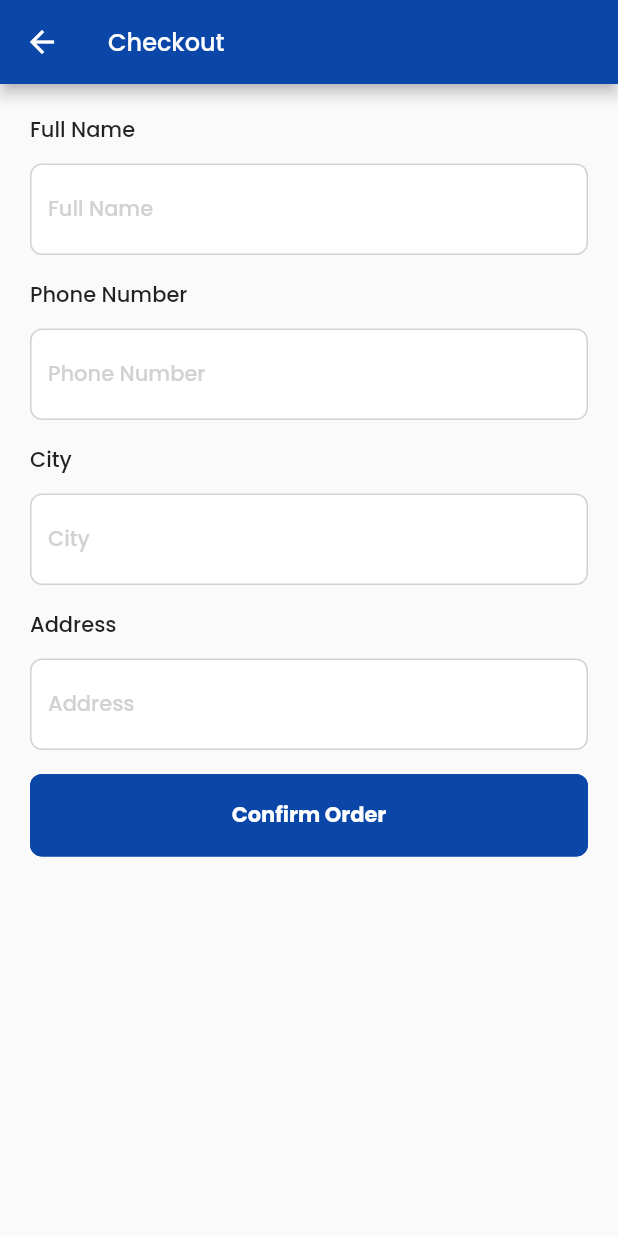
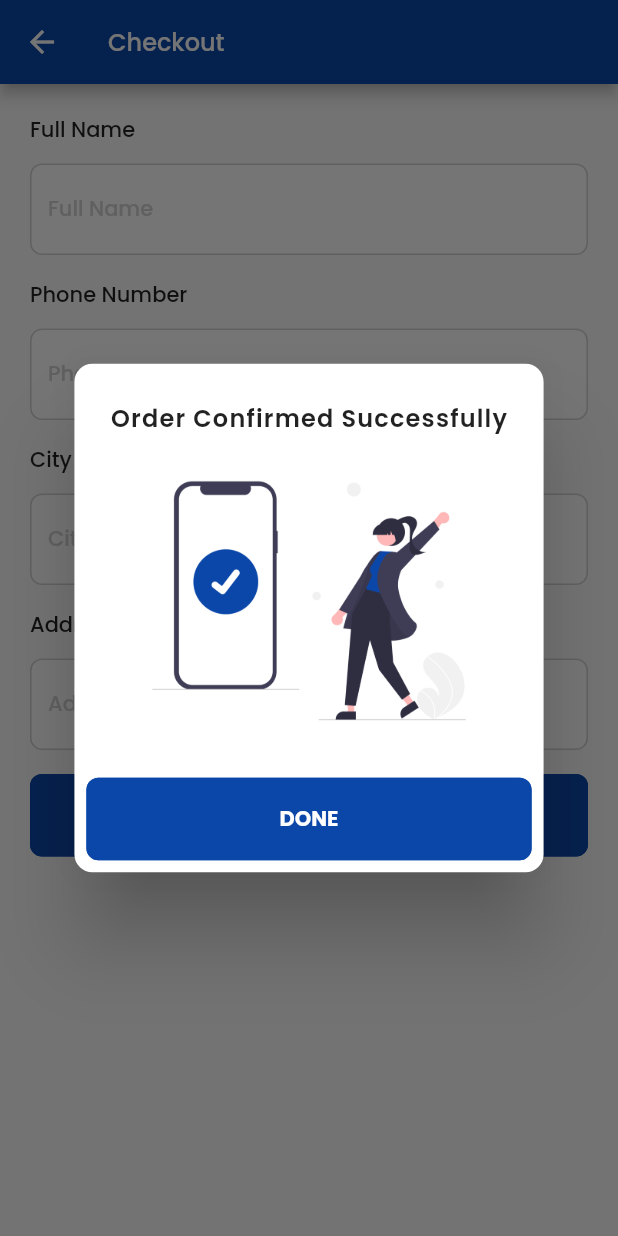
Before and after one commit to sumitkakshapati/ecommece_app, a Flutter app: the CheckoutWidgets screen opened directly, after a tap on "Confirm Order", on a phone screen of 412 x 824 dp. Run offline on Flutter 3.47's test engine with Material 2 defaults, Android fonts, the phone set to English and light mode, and no system bars; our stand-ins replace bottom_navy_bar, email_validator, google_fonts, loading_overlay, page_transition.

Commit message:
order confirm dialog added

```diff
--- a/lib/common/assets.dart
+++ b/lib/common/assets.dart
@@ -1,6 +1,7 @@
 class Assets {
   static const String _baseUrl = "assets/images";
   static const String logo = "$_baseUrl/logo.png";
+  static const String orderConfirm = "$_baseUrl/order_confirm.png";
   static const String productImge =
       "https://encrypted-tbn0.gstatic.com/images?q=tbn:ANd9GcTbdQL46P7WHhNmV1n6O7aVhcVvsZSP-p6UW_UPczpQlOyoWgpRwBkn7QzI6AoMF1V5zd0&usqp=CAU";
 }
--- a/lib/features/checkout/ui/widgets/check_out_widget.dart
+++ b/lib/features/checkout/ui/widgets/check_out_widget.dart
@@ -1,6 +1,7 @@
 import 'package:ecommerce_app/common/buttons/custom_rounded_button.dart';
 import 'package:ecommerce_app/common/custom_theme.dart';
 import 'package:ecommerce_app/common/textfield/custom_textfield.dart';
+import 'package:ecommerce_app/features/checkout/ui/widgets/order_confirm_dialog.dart';
 import 'package:flutter/material.dart';
 import 'package:google_fonts/google_fonts.dart';
 
@@ -54,7 +55,14 @@ class _CheckoutWidgetsState extends State<CheckoutWidgets> {
                 ),
                 CustomRoundedButtom(
                   title: "Confirm Order",
-                  onPressed: () {},
+                  onPressed: () {
+                    showDialog(
+                      context: context,
+                      builder: (context) {
+                        return OrderConfirmDialog();
+                      },
+                    );
+                  },
                 )
               ],
             ),
--- /dev/null
+++ b/lib/features/checkout/ui/widgets/order_confirm_dialog.dart
@@ -0,0 +1,46 @@
+import 'package:ecommerce_app/common/assets.dart';
+import 'package:ecommerce_app/common/buttons/custom_rounded_button.dart';
+import 'package:flutter/material.dart';
+import 'package:google_fonts/google_fonts.dart';
+
+class OrderConfirmDialog extends StatelessWidget {
+  const OrderConfirmDialog({super.key});
+
+  @override
+  Widget build(BuildContext context) {
+    return AlertDialog(
+      shape: RoundedRectangleBorder(
+        borderRadius: BorderRadius.circular(12),
+      ),
+      title: Container(
+        width: double.infinity,
+        child: Align(
+          alignment: Alignment.center,
+          child: Text(
+            "Order Confirmed Successfully",
+            textAlign: TextAlign.center,
+            style: GoogleFonts.poppins(
+              fontSize: 16,
+              fontWeight: FontWeight.w600,
+              letterSpacing: 0.8,
+            ),
+          ),
+        ),
+      ),
+      contentPadding: EdgeInsets.symmetric(vertical: 10),
+      content: Image.asset(
+        Assets.orderConfirm,
+        height: 200,
+        width: 200,
+      ),
+      actions: [
+        CustomRoundedButtom(
+          title: "DONE",
+          onPressed: () {
+            Navigator.of(context).popUntil((route) => route.isFirst);
+          },
+        )
+      ],
+    );
+  }
+}
```
Also changed, not shown: assets/images/order_confirm.png (added).
